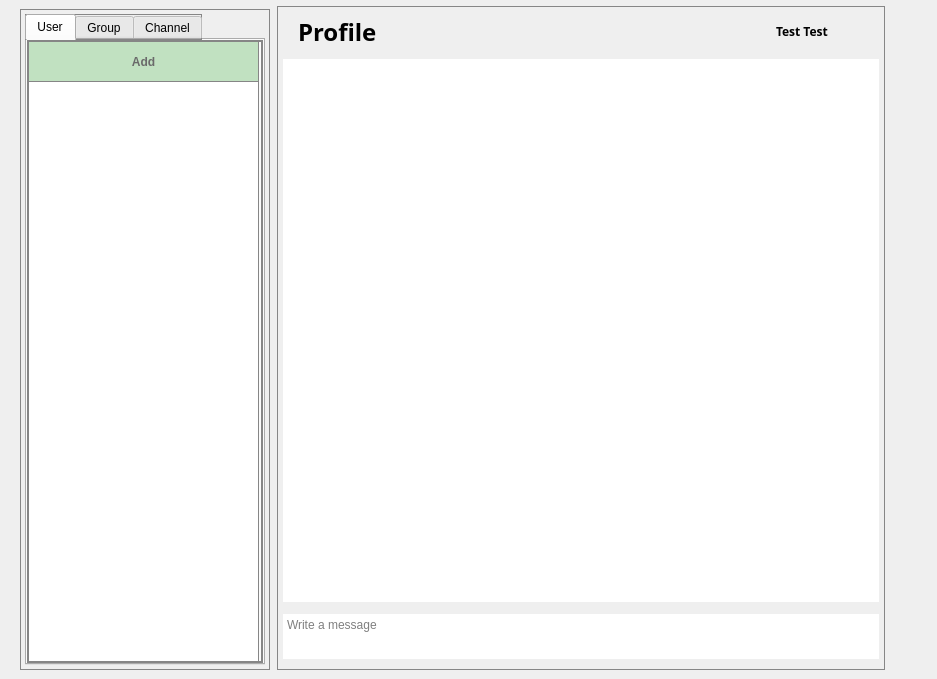
Old version of the form homepage.ui in the repository sanazshokrzadeh/Messanger_throw_10.
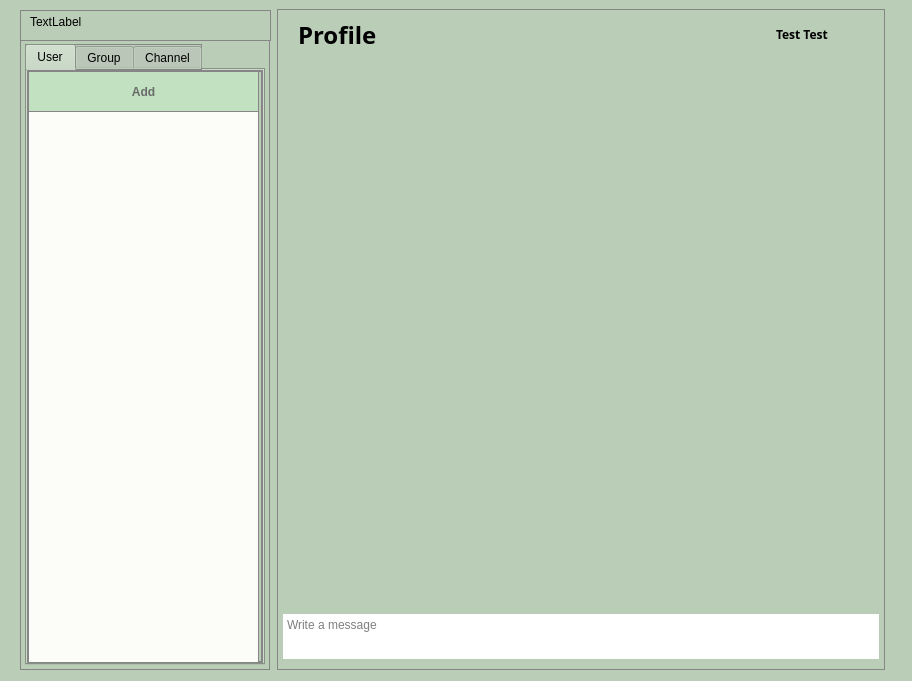
New version of the form. The open tabs and pages were chosen to show the change. Icons and pictures are not drawn.

Diff of the .ui file:
```diff
--- a/homepage.ui
+++ b/homepage.ui
@@ -6,13 +6,17 @@
    <rect>
     <x>0</x>
     <y>0</y>
-    <width>937</width>
-    <height>679</height>
+    <width>912</width>
+    <height>681</height>
    </rect>
   </property>
   <property name="windowTitle">
    <string>Home Page</string>
   </property>
+  <property name="styleSheet">
+   <string notr="true">background-color: rgb(186, 205, 183);
+border-top-color: rgb(147, 161, 144);</string>
+  </property>
   <widget class="QWidget" name="layoutWidget">
    <property name="geometry">
     <rect>
@@ -35,9 +39,9 @@
    <property name="geometry">
     <rect>
      <x>20</x>
-     <y>9</y>
+     <y>39</y>
      <width>250</width>
-     <height>661</height>
+     <height>631</height>
     </rect>
    </property>
    <property name="sizePolicy">
@@ -108,6 +112,9 @@
           <height>581</height>
          </rect>
         </property>
+        <property name="styleSheet">
+         <string notr="true">background-color: rgb(252, 253, 248);</string>
+        </property>
        </widget>
        <widget class="QPushButton" name="pushButtonadd_2">
         <property name="geometry">
@@ -257,9 +264,9 @@
    <property name="geometry">
     <rect>
      <x>277</x>
-     <y>6</y>
+     <y>9</y>
      <width>608</width>
-     <height>664</height>
+     <height>661</height>
     </rect>
    </property>
    <property name="sizePolicy">
@@ -598,6 +605,38 @@
     </item>
    </layout>
   </widget>
+  <widget class="QWidget" name="widget_7" native="true">
+   <property name="geometry">
+    <rect>
+     <x>20</x>
+     <y>10</y>
+     <width>251</width>
+     <height>31</height>
+    </rect>
+   </property>
+   <property name="styleSheet">
+    <string notr="true">border-style: solid;
+border-width: 1px;
+border-color: rgb(134, 134, 134);</string>
+   </property>
+   <widget class="QLabel" name="label_2">
+    <property name="geometry">
+     <rect>
+      <x>10</x>
+      <y>1</y>
+      <width>231</width>
+      <height>21</height>
+     </rect>
+    </property>
+    <property name="styleSheet">
+     <string notr="true">border-width:0px;
+font: 700 9pt &quot;Exo 2&quot;;</string>
+    </property>
+    <property name="text">
+     <string>TextLabel</string>
+    </property>
+   </widget>
+  </widget>
  </widget>
  <resources>
   <include location="confirm.qrc"/>
```
Left out of the diff: 16 changed lines with no effect on the pictures.
